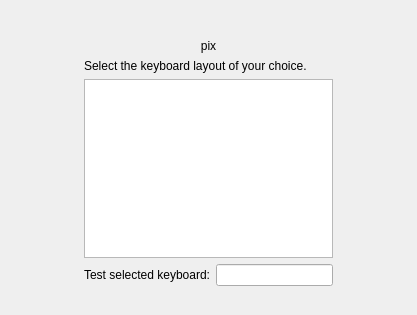
This is yali4/gui/Ui/keyboardwidget.ui in dadas45li/yali as Qt 5 draws it before an edit. The edited form follows.
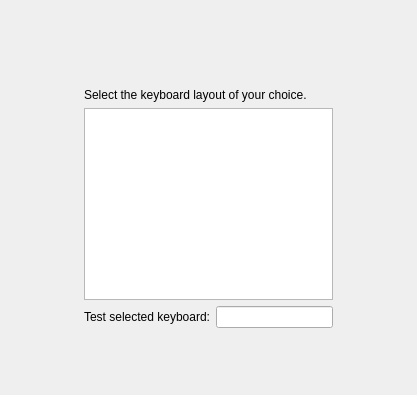
This is the edited form. Icons and pictures are not drawn.

Patch:
```diff
--- a/yali4/gui/Ui/keyboardwidget.ui
+++ b/yali4/gui/Ui/keyboardwidget.ui
@@ -6,7 +6,7 @@
     <x>0</x>
     <y>0</y>
     <width>417</width>
-    <height>315</height>
+    <height>395</height>
    </rect>
   </property>
   <property name="windowTitle" >
@@ -48,7 +48,10 @@
    <item row="1" column="1" >
     <widget class="QLabel" name="pix" >
      <property name="text" >
-      <string>pix</string>
+      <string/>
+     </property>
+     <property name="pixmap" >
+      <pixmap resource="data.qrc" >:/pics/keyboards.png</pixmap>
      </property>
      <property name="alignment" >
       <set>Qt::AlignCenter</set>
```
Left out of the diff: 4 changed lines with no effect on the pictures.
